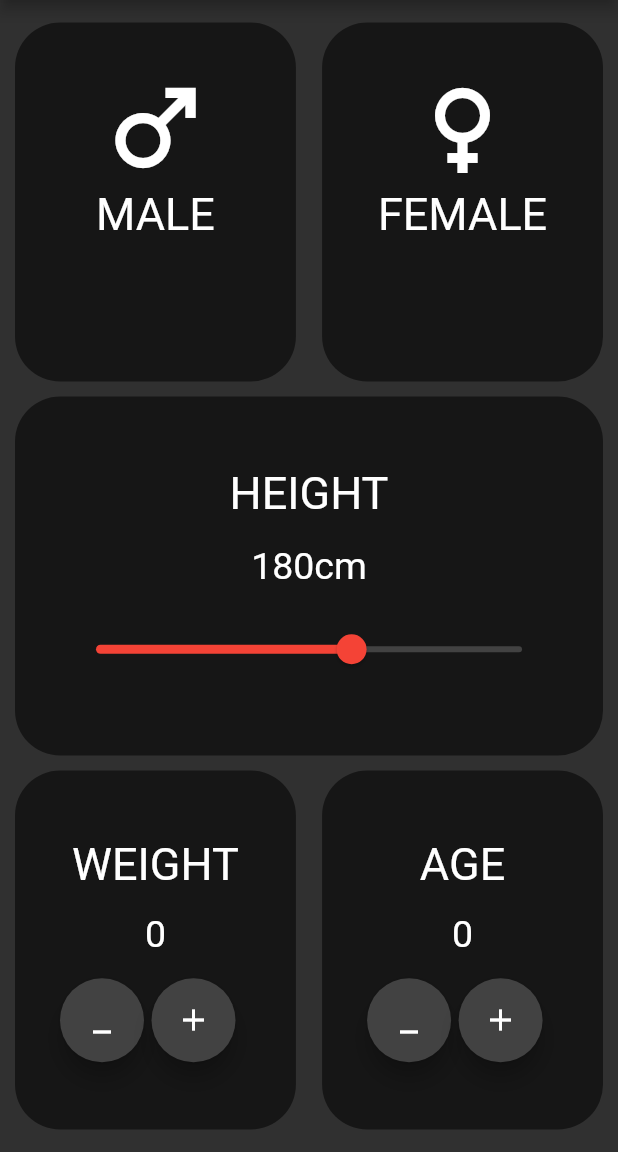
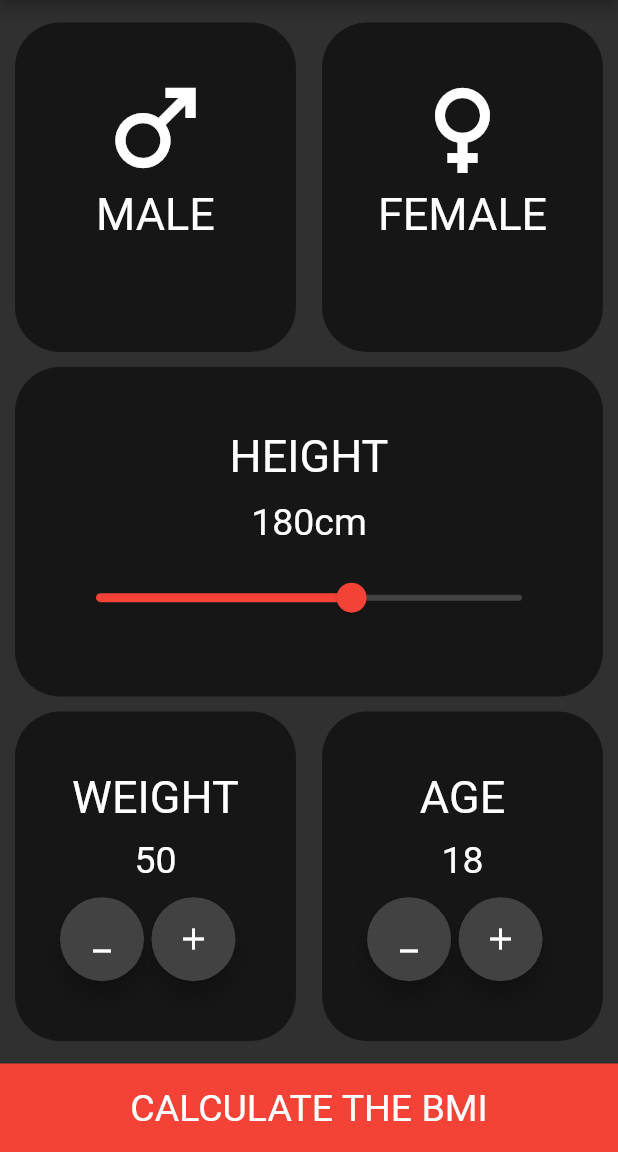
Before and after one commit to AMANDEEP-DAS/bmi-calculator, a Flutter app: the screen it shows after launch, on a phone screen of 412 x 824 dp, the part 84-1236 px from its top. Run offline on Flutter 3.47's test engine with Material 2 defaults, Android fonts, the phone set to English and light mode, and no system bars.

Commit message:
button func

```diff
--- a/lib/screens/input_screen.dart
+++ b/lib/screens/input_screen.dart
@@ -8,14 +8,30 @@ class InputScreen extends StatefulWidget {
 
 class _InputScreenState extends State<InputScreen> {
   int height = 180;
-  int weight = 0;
-  int age = 0;
+  int weight = 50;
+  int age = 18;
+  bool fcolor = false;
+  bool mcolor = true;
 
   @override
   Widget build(BuildContext context) {
     return Scaffold(
       appBar: AppBar(
         title: Center(child: Text('BMI Calculator')),
+      ),
+      bottomNavigationBar: GestureDetector(
+        child: BottomAppBar(
+          color: Colors.red,
+          child: Padding(
+            padding: const EdgeInsets.all(15.0),
+            child: Row(
+              mainAxisAlignment: MainAxisAlignment.center,
+              children: [
+                Text('CALCULATE THE BMI',style: TextStyle(fontSize: 25),),
+              ],
+            ),
+          ),
+        ),
       ),
       body: Padding(
         padding: const EdgeInsets.symmetric(vertical: 15, horizontal: 10),
@@ -45,12 +61,19 @@ class _InputScreenState extends State<InputScreen> {
                     ],
                   ),
                 ),
-                Container(
+                GestureDetector(
+                  onTap: (){
+                    setState(() {
+                      fcolor = !fcolor;
+                      mcolor = !mcolor;
+                    });
+                  },
+                  child: Container(
                     padding: EdgeInsets.all(30),
                     height: MediaQuery.of(context).size.height,
                     width: MediaQuery.of(context).size.width / 2.2,
                     decoration: BoxDecoration(
-                      color: Colors.black54,
+                        color: fcolor? Colors.grey.shade900:Colors.black54,
                         borderRadius: BorderRadius.all(Radius.circular(30))),
                     child: Column(
                       children: [
@@ -63,6 +86,7 @@ class _InputScreenState extends State<InputScreen> {
                           style: TextStyle(fontSize: 30),
                         )
                       ],
+                    ),
                   ),
                 )
               ],
--- a/pubspec.yaml
+++ b/pubspec.yaml
@@ -21,6 +21,7 @@ environment:
   sdk: ">=2.12.0 <3.0.0"
 
 dependencies:
+  font_awesome_flutter: ^9.1.0
   flutter:
     sdk: flutter
 
```
Also changed, not shown: pubspec.lock. Lines whose indentation alone changed are shown as unchanged.
